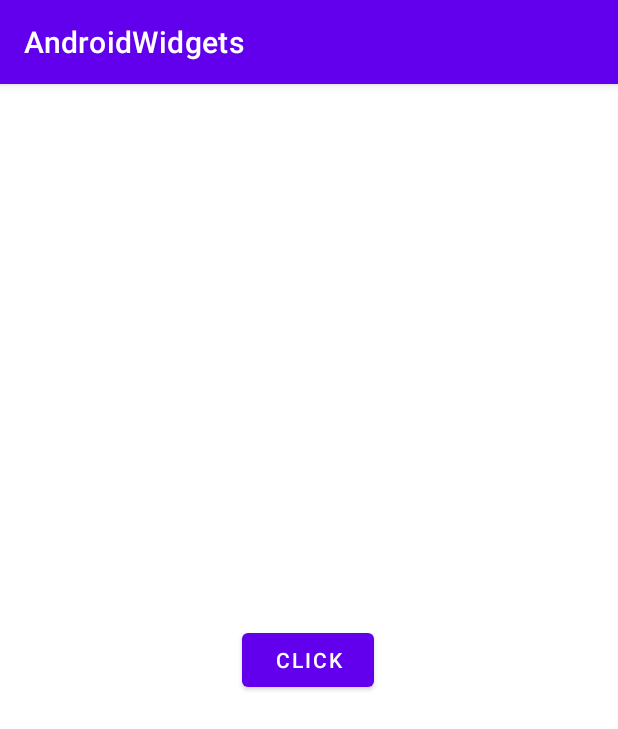
After one commit to rajesh-pujari-improve10x/Android-Widgets, an Android app: the ProgressDialogActivity screen opened directly, with no data from a screen before it, on a phone screen of 412 x 824 dp. The commit adds this screen. Shown: the top 729 px of the screen. Run offline under Robolectric (Android 15) with nearby library versions, the phone set to English and light mode, and no system bars.

Commit message:
I Created ProgressDialogActivity and implemented functionality

```diff
--- /dev/null
+++ b/app/src/main/java/com/improve10x/myapplication/ProgressDialogActivity.java
@@ -0,0 +1,31 @@
+package com.improve10x.myapplication;
+
+import androidx.appcompat.app.AppCompatActivity;
+
+import android.app.ProgressDialog;
+import android.os.Bundle;
+
+import com.improve10x.myapplication.databinding.ActivityProgressDialogBinding;
+
+public class ProgressDialogActivity extends AppCompatActivity {
+
+    private ActivityProgressDialogBinding binding;
+    private ProgressDialog progressDialog;
+
+    @Override
+    protected void onCreate(Bundle savedInstanceState) {
+        super.onCreate(savedInstanceState);
+        binding = ActivityProgressDialogBinding.inflate(getLayoutInflater());
+        setContentView(binding.getRoot());
+        handleClick();
+    }
+
+    private void handleClick() {
+        binding.clickBtn.setOnClickListener(view -> {
+            progressDialog = new ProgressDialog(this);
+            progressDialog.setTitle("Please Wait..");
+            progressDialog.setMessage("Preparing to download...");
+            progressDialog.show();
+        });
+    }
+}
--- a/app/src/main/res/layout/activity_main.xml
+++ b/app/src/main/res/layout/activity_main.xml
@@ -126,6 +126,12 @@
                 android:layout_width="wrap_content"
                 android:layout_height="wrap_content"
                 android:text="Alert Dialog" />
+
+            <Button
+                android:id="@+id/progress_dialog_btn"
+                android:layout_width="wrap_content"
+                android:layout_height="wrap_content"
+                android:text="Progress Dialog" />
         </LinearLayout>
     </ScrollView>
 
--- /dev/null
+++ b/app/src/main/res/layout/activity_progress_dialog.xml
@@ -0,0 +1,19 @@
+<?xml version="1.0" encoding="utf-8"?>
+<androidx.constraintlayout.widget.ConstraintLayout xmlns:android="http://schemas.android.com/apk/res/android"
+    xmlns:app="http://schemas.android.com/apk/res-auto"
+    xmlns:tools="http://schemas.android.com/tools"
+    android:layout_width="match_parent"
+    android:layout_height="match_parent"
+    tools:context=".ProgressDialogActivity">
+
+    <Button
+        android:id="@+id/click_btn"
+        android:layout_width="wrap_content"
+        android:layout_height="wrap_content"
+        android:text="Click"
+        app:layout_constraintBottom_toBottomOf="parent"
+        app:layout_constraintEnd_toEndOf="parent"
+        app:layout_constraintHorizontal_bias="0.498"
+        app:layout_constraintStart_toStartOf="parent"
+        app:layout_constraintTop_toTopOf="parent" />
+</androidx.constraintlayout.widget.ConstraintLayout>
```
Also changed, not shown: app/src/main/AndroidManifest.xml (+7 -0 lines), app/src/main/java/com/improve10x/myapplication/MainActivity.java (+8 -0 lines).
